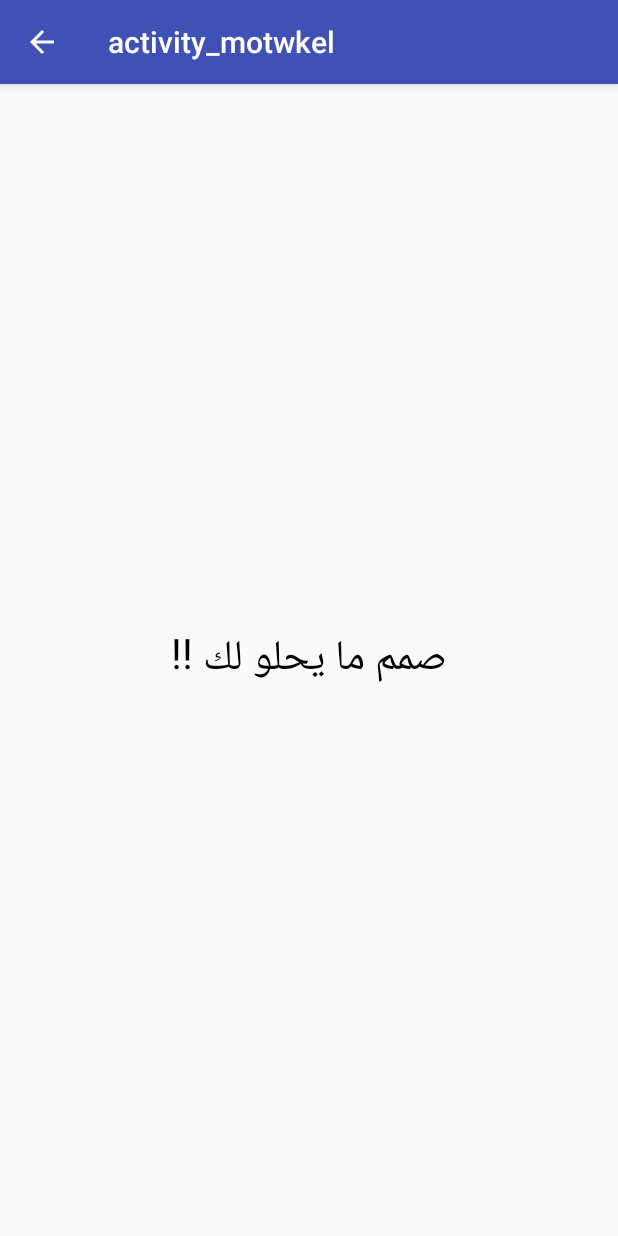
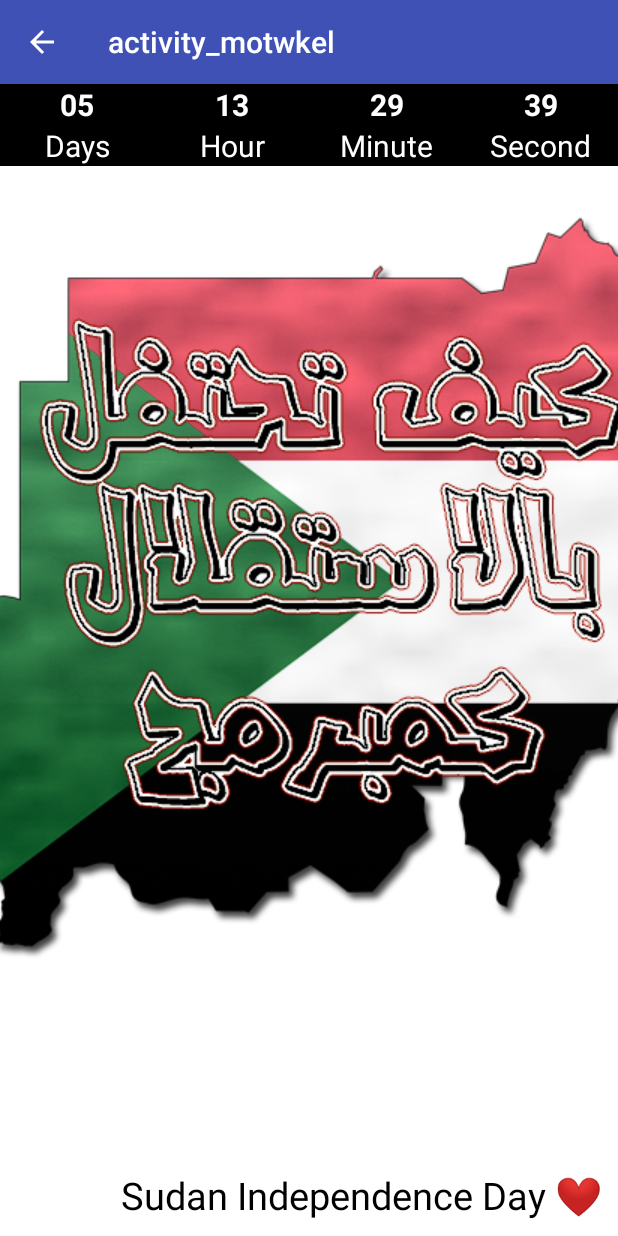
Before and after one commit to EraDev-lab/Assignment1, an Android app: the motwkel screen opened directly, with no data from a screen before it, on a phone screen of 412 x 824 dp. Run offline under Robolectric (Android 15) with nearby library versions, the phone set to English and light mode, and no system bars.

Commit message:
adding some changes + README file

```diff
--- a/app/build.gradle
+++ b/app/build.gradle
@@ -5,7 +5,7 @@ android {
     defaultConfig {
         applicationId "com.example.al_kahtani.assignment1"
         minSdkVersion 15
-        targetSdkVersion 27
+        targetSdkVersion 24
         versionCode 1
         versionName "1.0"
         testInstrumentationRunner "android.support.test.runner.AndroidJUnitRunner"
@@ -16,10 +16,13 @@ android {
             proguardFiles getDefaultProguardFile('proguard-android.txt'), 'proguard-rules.pro'
         }
     }
+    buildToolsVersion '28.0.3'
+    productFlavors {
+    }
 }
 
 dependencies {
-    implementation fileTree(dir: 'libs', include: ['*.jar'])
+    implementation fileTree(include: ['*.jar'], dir: 'libs')
     implementation 'com.android.support:appcompat-v7:27.0.2'
     implementation 'com.android.support.constraint:constraint-layout:1.0.2'
     testImplementation 'junit:junit:4.12'
--- a/app/src/main/java/com/example/al_kahtani/assignment1/motwkel.java
+++ b/app/src/main/java/com/example/al_kahtani/assignment1/motwkel.java
@@ -1,9 +1,29 @@
 package com.example.al_kahtani.assignment1;
 
+import android.content.pm.ActivityInfo;
+import android.os.Handler;
 import android.support.v7.app.AppCompatActivity;
 import android.os.Bundle;
+import android.view.View;
+import android.widget.LinearLayout;
+import android.widget.TextView;
+
+import java.text.SimpleDateFormat;
+import java.util.Date;
 
 public class motwkel extends AppCompatActivity {
+
+    // The Sudan Independent Day at ...
+    private String EVENT_DATE_TIME = "2019-1-1 00:00:00";
+    // The format to this event is ...
+    private String DATE_FORMAT = "yyyy-MM-dd HH:mm:ss";
+
+    // Initializing component ..
+    private LinearLayout linear_layout_1, linear_layout_2;
+    private TextView tv_days, tv_hour, tv_minute, tv_second;
+    private Handler handler = new Handler();
+    private Runnable runnable;
+
 
     @Override
     protected void onCreate(Bundle savedInstanceState) {
@@ -11,5 +31,64 @@ public class motwkel extends AppCompatActivity {
         setContentView(R.layout.activity_motwkel);
         getSupportActionBar().setTitle("activity_motwkel");
         getSupportActionBar().setDisplayHomeAsUpEnabled(true);
+
+        // make the phone un rotated:
+
+        setRequestedOrientation(ActivityInfo.SCREEN_ORIENTATION_PORTRAIT);
+
+
+        linear_layout_1 = findViewById(R.id.linear_layout_1);
+        linear_layout_2 = findViewById(R.id.linear_layout_2);
+        tv_days = findViewById(R.id.tv_days);
+        tv_hour = findViewById(R.id.tv_hour);
+        tv_minute = findViewById(R.id.tv_minute);
+        tv_second = findViewById(R.id.tv_second);
+
+        // all things happen her 😉
+        countDownStart();
+
+    }
+
+
+    private void countDownStart() {
+        runnable = new Runnable() {
+
+            //On Time Run
+            @Override
+            public void run() {
+                try {
+                    handler.postDelayed(this, 1000);
+                    SimpleDateFormat dateFormat = new SimpleDateFormat(DATE_FORMAT);
+                    Date event_date = dateFormat.parse(EVENT_DATE_TIME);
+                    Date current_date = new Date();
+                    if (!current_date.after(event_date)) {
+                        long diff = event_date.getTime() - current_date.getTime();
+                        long Days = diff / (24 * 60 * 60 * 1000);
+                        long Hours = (diff/ (60 * 60 * 1000)) % 24;
+                        long Minutes = diff / (60 * 1000) % 60;
+                        long Seconds = diff / 1000 % 60;
+                        //
+
+                        tv_days.setText(String.format("%02d", Days));
+                        tv_hour.setText(String.format("%02d", Hours));
+                        tv_minute.setText(String.format("%02d", Minutes));
+                        tv_second.setText(String.format("%02d", Seconds));
+                    } else {
+                        linear_layout_1.setVisibility(View.VISIBLE);
+                        linear_layout_2.setVisibility(View.GONE);
+                        handler.removeCallbacks(runnable);
+                    }
+                } catch (Exception e) {
+                    e.printStackTrace();
+                }
+            }
+        };
+        handler.postDelayed(runnable, 0);
+    }
+
+    protected void onStop() {
+        super.onStop();
+        handler.removeCallbacks(runnable);
+
     }
 }
--- a/app/src/main/res/layout/activity_motwkel.xml
+++ b/app/src/main/res/layout/activity_motwkel.xml
@@ -1,16 +1,164 @@
-<?xml version="1.0" encoding="utf-8"?>
-<android.support.constraint.ConstraintLayout xmlns:android="http://schemas.android.com/apk/res/android"
-    xmlns:app="http://schemas.android.com/apk/res-auto"
-    xmlns:tools="http://schemas.android.com/tools"
+<RelativeLayout xmlns:android="http://schemas.android.com/apk/res/android"
     android:layout_width="match_parent"
     android:layout_height="match_parent"
-    tools:context=".motwkel">
+    android:background="@android:color/white">
+
+    <LinearLayout
+        android:id="@+id/linear_layout_1"
+        android:layout_width="match_parent"
+        android:layout_height="wrap_content"
+        android:background="@android:color/black"
+        android:gravity="center_horizontal"
+        android:visibility="gone">
+
+        <TextView
+            android:id="@+id/tv_event"
+            android:layout_width="wrap_content"
+            android:layout_height="wrap_content"
+            android:layout_margin="20dp"
+            android:text="Happy Independence Day 4 Sudan"
+            android:textColor="@android:color/white"
+            android:textSize="18sp"
+            android:textStyle="normal" />
+    </LinearLayout>
+
+
+    <LinearLayout
+        android:id="@+id/linear_layout_2"
+        android:layout_width="match_parent"
+        android:layout_height="wrap_content"
+        android:background="@android:color/black"
+        android:orientation="horizontal"
+        android:visibility="visible">
+
+        <LinearLayout
+            android:layout_width="match_parent"
+            android:layout_height="wrap_content"
+            android:layout_weight="1"
+            android:orientation="vertical">
+
+            <TextView
+                android:id="@+id/tv_days"
+                android:layout_width="wrap_content"
+                android:layout_height="wrap_content"
+                android:layout_gravity="center"
+                android:text="00"
+                android:textColor="@android:color/white"
+                android:textSize="20dp"
+                android:textStyle="bold" />
+
+            <TextView
+                android:id="@+id/tv_days_title"
+                android:layout_width="wrap_content"
+                android:layout_height="wrap_content"
+                android:layout_gravity="center"
+                android:text="Days"
+                android:textColor="@android:color/white"
+                android:textSize="20dp"
+                android:textStyle="normal" />
+        </LinearLayout>
+
+
+        <LinearLayout
+            android:layout_width="match_parent"
+            android:layout_height="wrap_content"
+            android:layout_weight="1"
+            android:orientation="vertical">
+
+            <TextView
+                android:id="@+id/tv_hour"
+                android:layout_width="wrap_content"
+                android:layout_height="wrap_content"
+                android:layout_gravity="center"
+                android:text="00"
+                android:textColor="@android:color/white"
+                android:textSize="20dp"
+                android:textStyle="bold" />
+
+            <TextView
+                android:id="@+id/tv_hour_title"
+                android:layout_width="wrap_content"
+                android:layout_height="wrap_content"
+                android:layout_gravity="center"
+                android:text="Hour"
+                android:textColor="@android:color/white"
+                android:textSize="20dp"
+                android:textStyle="normal" />
+        </LinearLayout>
+
+        <LinearLayout
+            android:layout_width="match_parent"
+            android:layout_height="wrap_content"
+            android:layout_weight="1"
+            android:orientation="vertical">
+
+            <TextView
+                android:id="@+id/tv_minute"
+                android:layout_width="wrap_content"
+                android:layout_height="wrap_content"
+                android:layout_gravity="center"
+                android:text="00"
+                android:textColor="@android:color/white"
+                android:textSize="20dp"
+                android:textStyle="bold" />
+
+            <TextView
+                android:id="@+id/tv_minute_title"
+                android:layout_width="wrap_content"
+                android:layout_height="wrap_content"
+                android:layout_gravity="center"
+                android:text="Minute"
+                android:textColor="@android:color/white"
+                android:textSize="20dp"
+                android:textStyle="normal" />
+        </LinearLayout>
+
+        <LinearLayout
+            android:layout_width="match_parent"
+            android:layout_height="wrap_content"
+            android:layout_weight="1"
+            android:orientation="vertical">
+
+            <TextView
+                android:id="@+id/tv_second"
+                android:layout_width="wrap_content"
+                android:layout_height="wrap_content"
+                android:layout_gravity="center"
+                android:text="00"
+                android:textColor="@android:color/white"
+                android:textSize="20dp"
+                android:textStyle="bold" />
+
+            <TextView
+                android:id="@+id/tv_second_title"
+                android:layout_width="wrap_content"
+                android:layout_height="wrap_content"
+                android:layout_gravity="center"
+                android:text="Second"
+                android:textColor="@android:color/white"
+                android:textSize="20dp"
+                android:textStyle="normal" />
+        </LinearLayout>
+
+    </LinearLayout>
+
+    <ImageView
+        android:id="@+id/image"
+        android:layout_width="match_parent"
+        android:layout_height="wrap_content"
+        android:layout_alignParentTop="true"
+        android:scaleType="centerCrop"
+        android:src="@drawable/sudan" />
+
     <TextView
-        android:layout_width="match_parent"
-        android:layout_height="match_parent"
-        android:gravity="center"
-        android:text="صمم ما يحلو لك !!"
-        android:textColor="#000000"
-        android:textSize="28sp"
-        />
-</android.support.constraint.ConstraintLayout>
+        android:layout_width="wrap_content"
+        android:layout_height="wrap_content"
+        android:layout_alignParentRight="true"
+        android:layout_alignParentBottom="true"
+        android:background="@android:color/white"
+        android:padding="10dp"
+        android:text="Sudan Independence Day ❤"
+        android:textColor="@android:color/black"
+        android:textSize="25sp" />
+
+</RelativeLayout>
```
Also changed, not shown: app/src/main/res/drawable/sudan.png (added), 1 other file.
